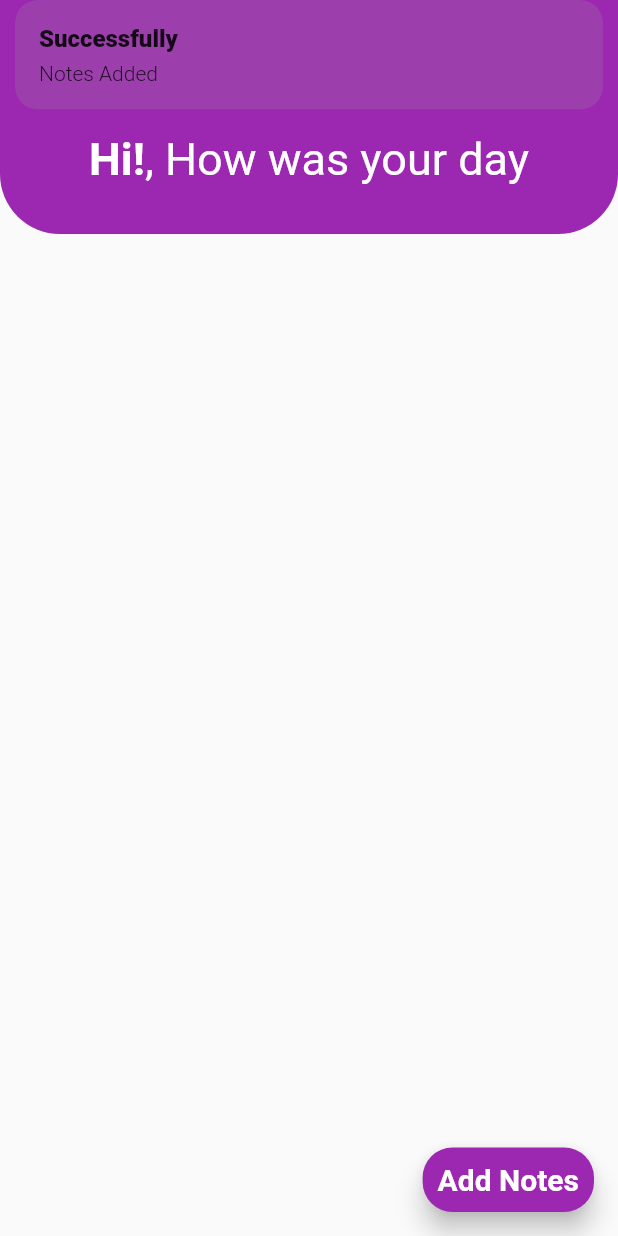
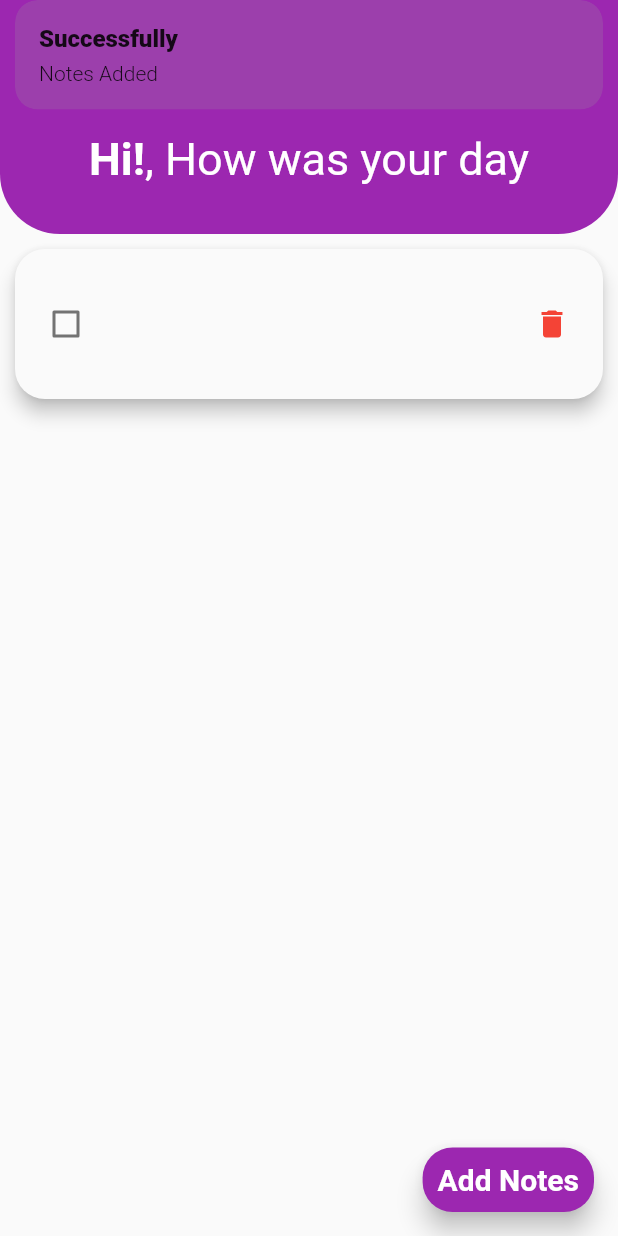
Before and after one commit to abhistark007/Firebase-notes-app, a Flutter app: the AddNoteScreen screen opened directly, after a tap on "Add Task", on a phone screen of 412 x 824 dp. Run offline on Flutter 3.47's test engine with Material 2 defaults, Android fonts, the phone set to English and light mode, and no system bars; our stand-ins replace cloud_firestore, firebase_auth, firebase_core, get; accounts and stored records are empty.

Commit message:
Only delete button is not working

```diff
--- a/firebasexnotes/lib/Controllers/notes_controller.dart
+++ b/firebasexnotes/lib/Controllers/notes_controller.dart
@@ -9,7 +9,10 @@ class NotesController extends GetxController{
   FirebaseFirestore firebaseFirestore=FirebaseFirestore.instance;
   Rx<bool> addNotesLoading=false.obs;
   Rx<bool> displayNotesoading=false.obs;
+  Rx<bool> deleteLoading=false.obs;
   List<Notes> notesList=[];
+  List<Notes> deletedList=[];
+
   // Add Notes
   Future addNotes(String txt,Notes notes)async{
     try{
@@ -33,4 +36,16 @@ class NotesController extends GetxController{
     }
     return notesList;
   }
+
+  //delete Notes
+  Future deleteANote(Notes notes)async{
+    try{
+    var collection = firebaseFirestore.collection('notes').doc(authController.firebaseAuth.currentUser!.uid).collection(authController.firebaseAuth.currentUser!.email!);
+    var snapshot = await collection.where('goals', isEqualTo: notes.txt).get();
+    await snapshot.docs.first.reference.delete();
+   Get.snackbar("Successfully", "Deleted that task");
+    }catch(e){
+      Get.snackbar("Error Deleting", e.toString());
+    }
+  }
 }
--- /dev/null
+++ b/firebasexnotes/lib/Models/styled_container_model.dart
@@ -0,0 +1,52 @@
+// ignore_for_file: prefer_const_constructors, prefer_const_literals_to_create_immutables
+
+import 'package:flutter/material.dart';
+import 'package:get/get.dart';
+
+class StyledContainer extends StatefulWidget {
+  final String txt;
+  final VoidCallback voidCallback1;
+  final VoidCallback iconButtonFunction;
+  const StyledContainer({Key? key,
+  required this.iconButtonFunction,
+  required this.voidCallback1,
+  required this.txt,
+  }) : super(key: key);
+
+  @override
+  State<StyledContainer> createState() => _StyledContainerState();
+}
+
+class _StyledContainerState extends State<StyledContainer> {
+  Rx<bool> isChecked=false.obs;
+  @override
+  Widget build(BuildContext context) {
+    return Padding(
+      padding: const EdgeInsets.symmetric(horizontal: 10,vertical: 10),
+      child: Material(
+        elevation: 5,
+        borderRadius: BorderRadius.circular(20),
+        child:
+          Obx(
+            ()=> SizedBox(
+              height: 100,
+              child: GestureDetector(
+                onTap: widget.voidCallback1,
+                child: Padding(
+                  padding: const EdgeInsets.all(10.0),
+                  child: Row(
+                    mainAxisAlignment: MainAxisAlignment.spaceBetween,
+                    children: [
+                      Checkbox(value: isChecked.value, onChanged: (val){isChecked.value=!isChecked.value;}),
+                      Text(widget.txt,style: TextStyle(color: Colors.black,fontSize: 20,decoration:isChecked.value?TextDecoration.lineThrough:TextDecoration.none),overflow: TextOverflow.fade,),
+                      IconButton(onPressed: widget.iconButtonFunction, icon: Icon(Icons.delete,color: Colors.red,),),
+                    ],
+                  ),
+                ),
+              ),
+                ),
+          ),
+      ),
+    );
+  }
+}
--- a/firebasexnotes/lib/Views/home_screen.dart
+++ b/firebasexnotes/lib/Views/home_screen.dart
@@ -2,6 +2,8 @@
 
 import 'package:firebasexnotes/Controllers/notes_controller.dart';
 import 'package:firebasexnotes/Models/custom_button.dart';
+import 'package:firebasexnotes/Models/notes_model.dart';
+import 'package:firebasexnotes/Models/styled_container_model.dart';
 import 'package:firebasexnotes/Views/add_notes_screen.dart';
 import 'package:flutter/material.dart';
 import 'package:get/get.dart';
@@ -17,8 +19,11 @@ class HomeScreen extends StatefulWidget {
 class _HomeScreenState extends State<HomeScreen> {
   NotesController notesController=Get.put(NotesController());
 
+  late Future noteDataList;
+
   @override
   void initState() {
+    noteDataList=notesController.getNotesList();
     super.initState();
   }
   @override
@@ -28,7 +33,7 @@ class _HomeScreenState extends State<HomeScreen> {
         backgroundColor: Colors.purple,
         elevation: 0,
       ),
-      body: SizedBox(
+      body:SizedBox(
             height: double.maxFinite,
             width: double.maxFinite,
             child: Column(
@@ -49,17 +54,21 @@ class _HomeScreenState extends State<HomeScreen> {
                 ),
                 Expanded(
                   child: FutureBuilder(
-                future: notesController.getNotesList(),
+                    future: noteDataList,
                     builder: (context,snapshot){
+                      notesController.deleteLoading.value=false;
                       if(!snapshot.hasData){
                         return Center(child: CircularProgressIndicator(),);
                       }else{
                         return ListView.builder(
                           itemCount: notesController.notesList.length,
                           itemBuilder: (context,index){
-                        return Container(
-                          child: Text(notesController.notesList[index].txt),
-                        );
+                            return StyledContainer(iconButtonFunction: (){
+                              notesController.deleteANote(Notes(txt: notesController.notesList[index].txt));
+                              setState(() {
+
+                              });
+                            }, voidCallback1: (){}, txt: notesController.notesList[index].txt);
                           },
                         );
                       }
@@ -69,6 +78,7 @@ class _HomeScreenState extends State<HomeScreen> {
               ],
             ),
           ),
+
       floatingActionButton: CustomButton(onpressed: (){
         Get.to(()=>AddNoteScreen());
       }, buttonContent: "Add Notes"),
```
Lines whose indentation alone changed are shown as unchanged.
